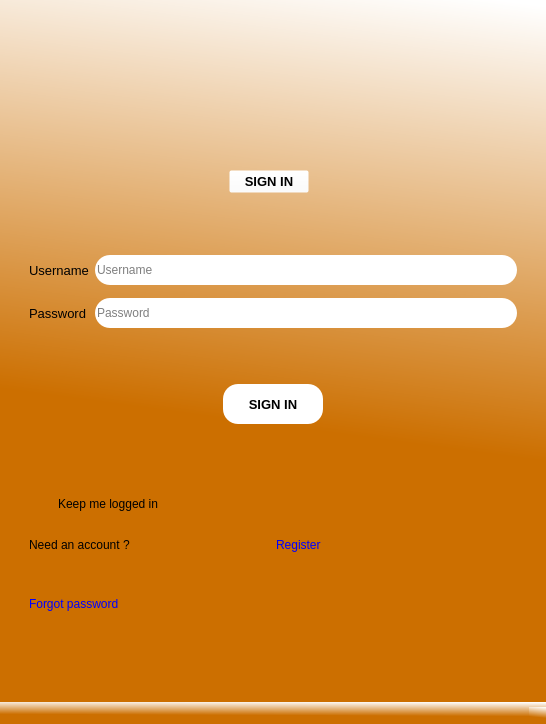
This is SigninScreen.ui in haintvietnam/project as Qt 5 draws it before an edit. The edited form follows.
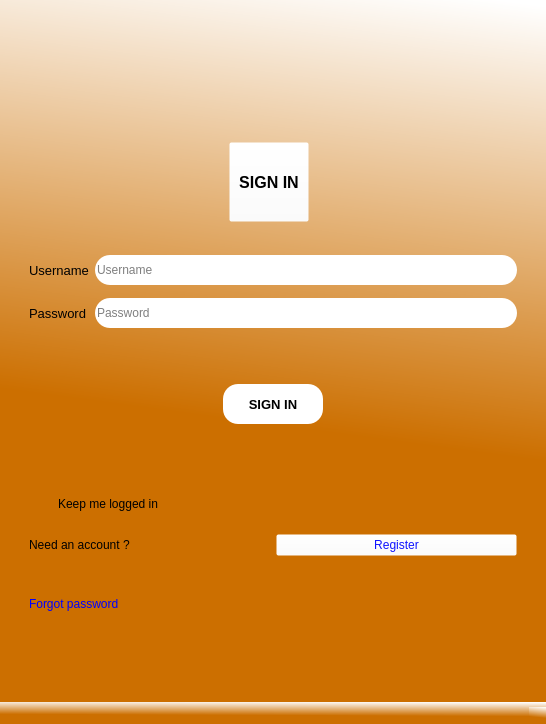
This is the edited form. Icons and pictures are not drawn.

Diff of the .ui file:
```diff
--- a/SigninScreen.ui
+++ b/SigninScreen.ui
@@ -112,9 +112,15 @@
           </item>
           <item>
            <widget class="QPushButton" name="pushButton">
+            <property name="maximumSize">
+             <size>
+              <width>1000</width>
+              <height>1000</height>
+             </size>
+            </property>
             <property name="font">
              <font>
-              <pointsize>10</pointsize>
+              <pointsize>12</pointsize>
               <weight>75</weight>
               <bold>true</bold>
              </font>
@@ -346,9 +352,9 @@
            </widget>
           </item>
           <item>
-           <widget class="QLabel" name="btn_register">
+           <widget class="QPushButton" name="btn_register">
             <property name="styleSheet">
-             <string notr="true">color: rgb(0, 0, 255);</string>
+             <string notr="true">color: rgb(15, 19, 255);</string>
             </property>
             <property name="text">
              <string>Register</string>
```
